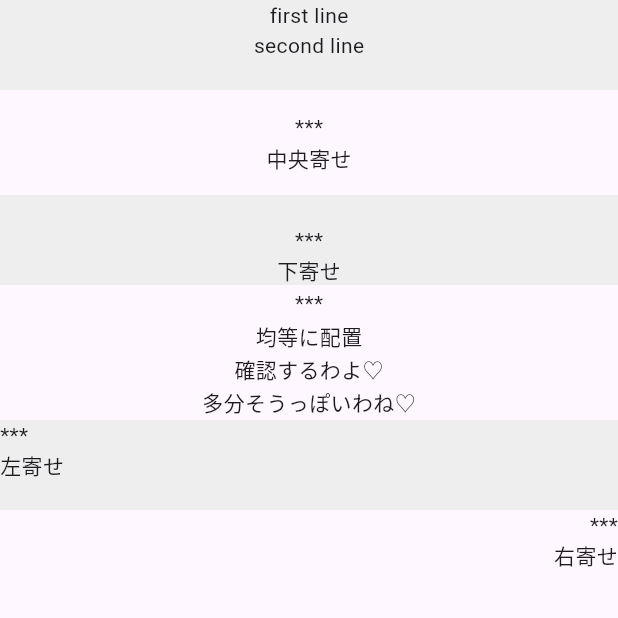
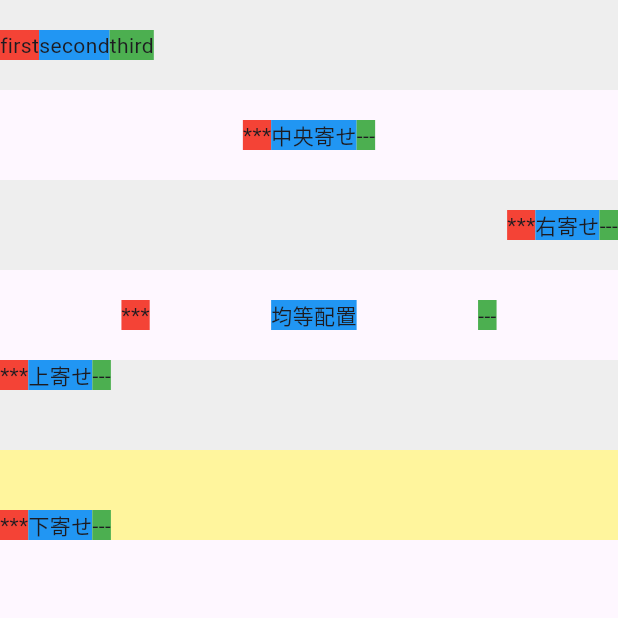
Before and after one commit to Tackiee/new_flutter_tutorial_study, a Flutter app: the screen it shows after launch, on a phone screen of 412 x 824 dp, the top half of it. Run offline on Flutter 3.47's test engine with Material 3 defaults, Android fonts, the phone set to English and light mode, and no system bars.

Commit message:
studied row widget

```diff
--- a/lib/main.dart
+++ b/lib/main.dart
@@ -81,27 +81,103 @@ class MyApp extends StatelessWidget {
         //     ],
         //   ),
         // ),
+        // body: Column(
+        //   children: <Widget>[
+        //     Container(
+        //       width: double.infinity,
+        //       height: 60,
+        //       color: Colors.grey[200],
+        //       child: Column(
+        //         children: <Widget>[
+        //           Text('first line'),
+        //           Text('second line'),
+        //         ],
+        //       ),
+        //     ),
+        //     Container(
+        //       width: double.infinity,
+        //       height: 70,
+        //       child: Column(
+        //         mainAxisAlignment: MainAxisAlignment.center,
+        //         children: <Widget>[
+        //           Text('***'),
+        //           Text('中央寄せ'),
+        //         ],
+        //       ),
+        //     ),
+        //     Container(
+        //       width: double.infinity,
+        //       height: 60,
+        //       color: Colors.grey[200],
+        //       child: Column(
+        //         mainAxisAlignment: MainAxisAlignment.end,
+        //         children: <Widget>[
+        //           Text('***'),
+        //           Text('下寄せ'),
+        //         ],
+        //       ),
+        //     ),
+        //     Container(
+        //       width: double.infinity,
+        //       height: 90,
+        //       child: Column(
+        //         mainAxisAlignment: MainAxisAlignment.spaceEvenly,
+        //         children: <Widget>[
+        //           Text('***'),
+        //           Text('均等に配置'),
+        //           Text('確認するわよ♡'),
+        //           Text('多分そうっぽいわね♡'),
+        //         ],
+        //       ),
+        //     ),
+        //     Container(
+        //       width: double.infinity,
+        //       height: 60,
+        //       color: Colors.grey[200],
+        //       child: Column(
+        //         crossAxisAlignment: CrossAxisAlignment.start,
+        //         children: <Widget>[
+        //           Text('***'),
+        //           Text('左寄せ'),
+        //         ],
+        //       ),
+        //     ),
+        //     Container(
+        //       width: double.infinity,
+        //       height: 60,
+        //       child: Column(
+        //         crossAxisAlignment: CrossAxisAlignment.end,
+        //         children: <Widget>[
+        //           Text('***'),
+        //           Text('右寄せ'),
+        //         ],
+        //       ),
+        //     ),
+        //   ],
+        // ),
         body: Column(
           children: <Widget>[
             Container(
               width: double.infinity,
               height: 60,
               color: Colors.grey[200],
-              child: Column(
+              child: Row(
                 children: <Widget>[
-                  Text('first line'),
-                  Text('second line'),
+                  Container(color: Colors.red, child: Text('first')),
+                  Container(color: Colors.blue, child: Text('second')),
+                  Container(color: Colors.green, child: Text('third')),
                 ],
               ),
             ),
             Container(
               width: double.infinity,
-              height: 70,
-              child: Column(
+              height: 60,
+              child: Row(
                 mainAxisAlignment: MainAxisAlignment.center,
                 children: <Widget>[
-                  Text('***'),
-                  Text('中央寄せ'),
+                  Container(color: Colors.red, child: Text('***')),
+                  Container(color: Colors.blue, child: Text('中央寄せ')),
+                  Container(color: Colors.green, child: Text('---')),
                 ],
               ),
             ),
@@ -109,24 +185,24 @@ class MyApp extends StatelessWidget {
               width: double.infinity,
               height: 60,
               color: Colors.grey[200],
-              child: Column(
+              child: Row(
                 mainAxisAlignment: MainAxisAlignment.end,
                 children: <Widget>[
-                  Text('***'),
-                  Text('下寄せ'),
+                  Container(color: Colors.red, child: Text('***')),
+                  Container(color: Colors.blue, child: Text('右寄せ')),
+                  Container(color: Colors.green, child: Text('---')),
                 ],
               ),
             ),
             Container(
               width: double.infinity,
-              height: 90,
-              child: Column(
+              height: 60,
+              child: Row(
                 mainAxisAlignment: MainAxisAlignment.spaceEvenly,
                 children: <Widget>[
-                  Text('***'),
-                  Text('均等に配置'),
-                  Text('確認するわよ♡'),
-                  Text('多分そうっぽいわね♡'),
+                  Container(color: Colors.red, child: Text('***')),
+                  Container(color: Colors.blue, child: Text('均等配置')),
+                  Container(color: Colors.green, child: Text('---')),
                 ],
               ),
             ),
@@ -134,22 +210,25 @@ class MyApp extends StatelessWidget {
               width: double.infinity,
               height: 60,
               color: Colors.grey[200],
-              child: Column(
+              child: Row(
                 crossAxisAlignment: CrossAxisAlignment.start,
                 children: <Widget>[
-                  Text('***'),
-                  Text('左寄せ'),
+                  Container(color: Colors.red, child: Text('***')),
+                  Container(color: Colors.blue, child: Text('上寄せ')),
+                  Container(color: Colors.green, child: Text('---')),
                 ],
               ),
             ),
             Container(
               width: double.infinity,
               height: 60,
-              child: Column(
+              color: Colors.yellow[200],
+              child: Row(
                 crossAxisAlignment: CrossAxisAlignment.end,
                 children: <Widget>[
-                  Text('***'),
-                  Text('右寄せ'),
+                  Container(color: Colors.red, child: Text('***')),
+                  Container(color: Colors.blue, child: Text('下寄せ')),
+                  Container(color: Colors.green, child: Text('---')),
                 ],
               ),
             ),
```
